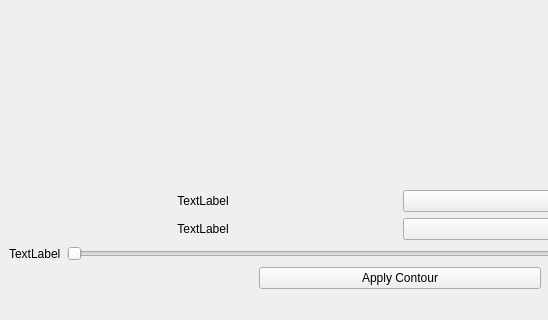
Old version of the form design/design.ui in the repository Iwillfinduo/CvProject; both pictures show x 0 to 548 and y 280 to 600 of the 800 by 600 pixel window.
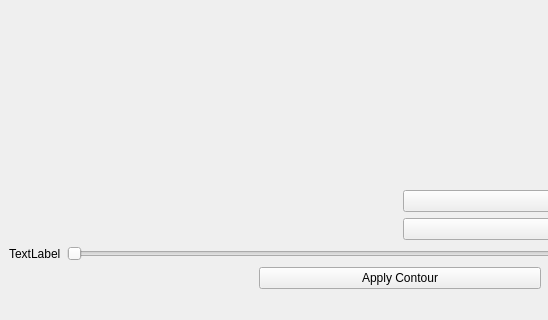
New version of the form.

Diff of the .ui file:
```diff
--- a/design/design.ui
+++ b/design/design.ui
@@ -32,7 +32,7 @@
         <item>
          <widget class="QLabel" name="label_2">
           <property name="text">
-           <string>TextLabel</string>
+           <string/>
           </property>
           <property name="alignment">
            <set>Qt::AlignmentFlag::AlignCenter</set>
@@ -56,7 +56,7 @@
         <item>
          <widget class="QLabel" name="label_3">
           <property name="text">
-           <string>TextLabel</string>
+           <string/>
           </property>
           <property name="alignment">
            <set>Qt::AlignmentFlag::AlignCenter</set>
```
Left out of the diff: 10 changed lines with no effect on the pictures.
